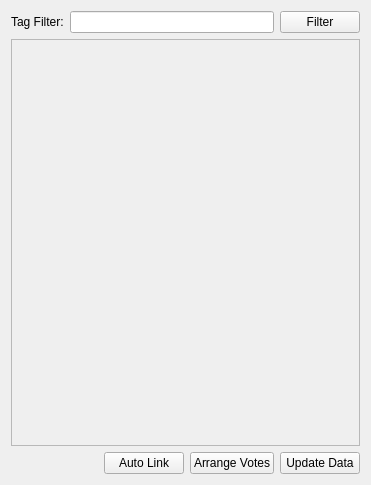
ben-sangster/mindmap, file ui/DataDock.ui: the form before one commit.
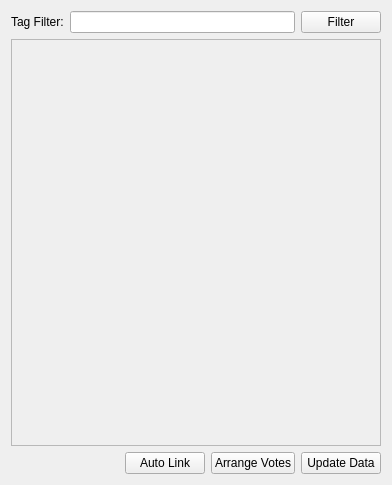
The form after the commit.

Diff of the .ui file:
```diff
--- a/ui/DataDock.ui
+++ b/ui/DataDock.ui
@@ -6,7 +6,7 @@
    <rect>
     <x>0</x>
     <y>0</y>
-    <width>371</width>
+    <width>392</width>
     <height>485</height>
    </rect>
   </property>
@@ -45,7 +45,7 @@
        <rect>
         <x>0</x>
         <y>0</y>
-        <width>345</width>
+        <width>366</width>
         <height>373</height>
        </rect>
       </property>
```
Left out of the diff: 4 changed lines with no effect on the pictures.
